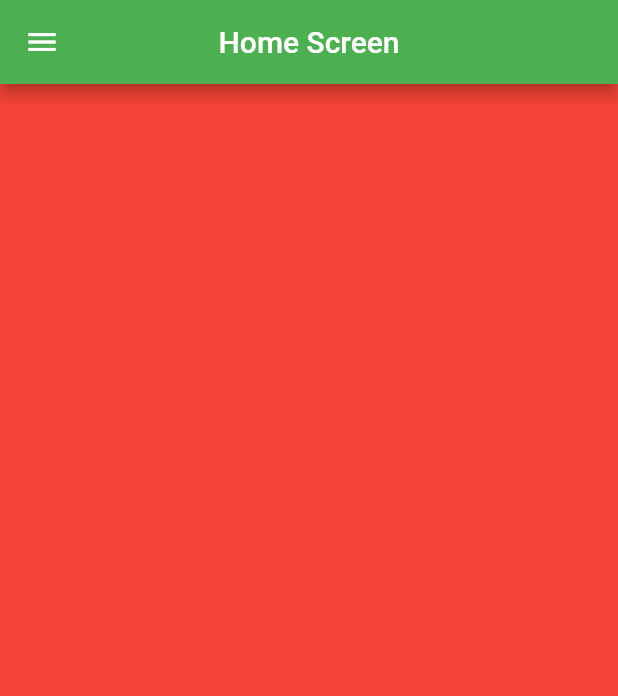
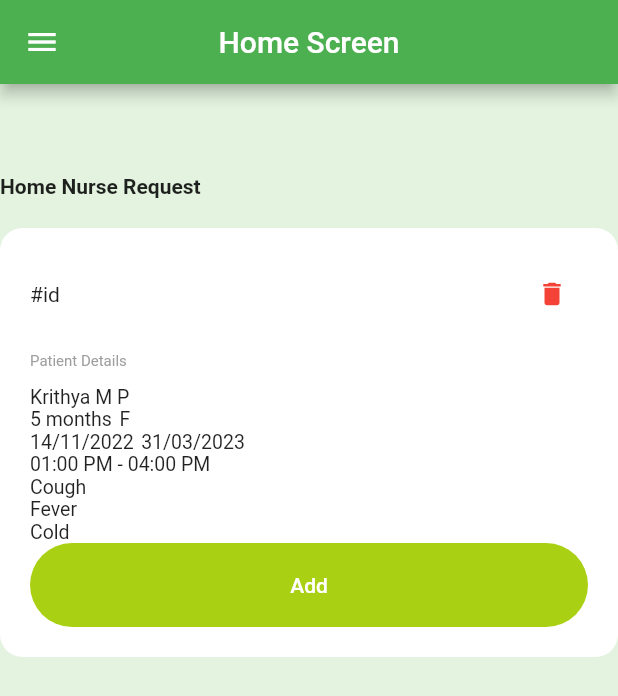
Before and after one commit to poojaharidas123/Homecare_admin, a Flutter app: the screen it shows after launch, on a phone screen of 412 x 824 dp. Shown: the top 696 px of the screen. Run offline on Flutter 3.47's test engine with Material 2 defaults, Android fonts, the phone set to English and light mode, and no system bars; missing offline and left inert: dart:html.

Commit message:
home screen sections added

```diff
--- a/lib/ui/screens/home_screen.dart
+++ b/lib/ui/screens/home_screen.dart
@@ -1,4 +1,9 @@
 import 'package:flutter/material.dart';
+import 'package:homecare_admin/ui/screens/home_screen_sections.dart/nurse_management_section.dart';
+import 'package:homecare_admin/ui/screens/home_screen_sections.dart/nurse_request_section.dart';
+import 'package:homecare_admin/ui/screens/home_screen_sections.dart/psyments_section.dart';
+import 'package:homecare_admin/ui/screens/home_screen_sections.dart/reports_section.dart';
+import 'package:homecare_admin/ui/screens/home_screen_sections.dart/user_management_section.dart';
 
 class HomeScreen extends StatefulWidget {
   const HomeScreen({super.key});
@@ -13,7 +18,11 @@ class _HomeScreenState extends State<HomeScreen>
 
   @override
   void initState() {
-    tabController = TabController(length: 3, vsync: this);
+    tabController = TabController(
+      length: 6,
+      initialIndex: 3,
+      vsync: this,
+    );
     super.initState();
   }
 
@@ -34,12 +43,11 @@ class _HomeScreenState extends State<HomeScreen>
           Container(
             color: Colors.red,
           ),
-          Container(
-            color: Colors.blue,
-          ),
-          Container(
-            color: Colors.yellow,
-          ),
+          const UserManagementSection(),
+          const NurseManagementSection(),
+          const NurseRequestSection(),
+          const PaymentSection(),
+          const ReportsSection(),
         ],
       ),
       drawer: SizedBox(
@@ -94,6 +102,42 @@ class _HomeScreenState extends State<HomeScreen>
                   Navigator.pop(context);
                 },
               ),
+              const SizedBox(
+                height: 10,
+              ),
+              CustomDrawerButton(
+                label: "Nurse Requests",
+                isSelected: tabController.index == 3,
+                onTap: () {
+                  tabController.animateTo(3);
+                  setState(() {});
+                  Navigator.pop(context);
+                },
+              ),
+              const SizedBox(
+                height: 10,
+              ),
+              CustomDrawerButton(
+                label: "Payments",
+                isSelected: tabController.index == 4,
+                onTap: () {
+                  tabController.animateTo(4);
+                  setState(() {});
+                  Navigator.pop(context);
+                },
+              ),
+              const SizedBox(
+                height: 10,
+              ),
+              CustomDrawerButton(
+                label: "Reports",
+                isSelected: tabController.index == 5,
+                onTap: () {
+                  tabController.animateTo(5);
+                  setState(() {});
+                  Navigator.pop(context);
+                },
+              ),
             ],
           ),
         ),
--- /dev/null
+++ b/lib/ui/screens/home_screen_sections.dart/nurse_request_section.dart
@@ -0,0 +1,156 @@
+import 'package:flutter/material.dart';
+import 'package:flutter/src/widgets/container.dart';
+import 'package:flutter/src/widgets/framework.dart';
+import 'package:homecare_admin/ui/screens/home_screen_sections.dart/user_management_section.dart';
+import 'package:homecare_admin/ui/widgets/custom_button.dart';
+
+class NurseRequestSection extends StatelessWidget {
+  const NurseRequestSection({super.key});
+
+  @override
+  Widget build(BuildContext context) {
+    return Column(
+      children: [
+        SizedBox(
+          width: 1000,
+          child: Column(
+            children: [
+              SizedBox(
+                height: 60,
+              ),
+              Row(
+                children: [
+                  Text(
+                    'Home Nurse Request',
+                    style: TextStyle(fontWeight: FontWeight.bold),
+                  ),
+                ],
+              ),
+              SizedBox(
+                height: 20,
+              ),
+              Material(
+                color: Colors.white,
+                borderRadius: BorderRadius.circular(15),
+                child: Padding(
+                  padding: const EdgeInsets.symmetric(
+                    horizontal: 20,
+                    vertical: 20,
+                  ),
+                  child: Column(
+                    mainAxisSize: MainAxisSize.min,
+                    children: [
+                      Row(
+                        mainAxisAlignment: MainAxisAlignment.spaceBetween,
+                        children: [
+                          Text('#id'),
+                          SizedBox(
+                            width: 200,
+                          ),
+                          IconButton(
+                            onPressed: () {},
+                            icon: Icon(
+                              Icons.delete,
+                              color: Colors.red,
+                              size: 20,
+                            ),
+                          ),
+                        ],
+                      ),
+                      SizedBox(
+                        height: 15,
+                      ),
+                      Column(
+                        crossAxisAlignment: CrossAxisAlignment.start,
+                        mainAxisSize: MainAxisSize.min,
+                        children: [
+                          Text(
+                            'Patient Details',
+                            style: TextStyle(
+                              color: Colors.grey,
+                              fontSize: 10,
+                            ),
+                          ),
+                          const SizedBox(
+                            height: 10,
+                          ),
+                          Text(
+                            'Krithya M P',
+                            style: TextStyle(
+                              fontSize: 13,
+                            ),
+                          ),
+                          Row(
+                            children: [
+                              Text(
+                                '5 months',
+                                style: TextStyle(
+                                  fontSize: 13,
+                                ),
+                              ),
+                              SizedBox(width: 5),
+                              Text(
+                                'F',
+                                style: TextStyle(
+                                  fontSize: 13,
+                                ),
+                              ),
+                            ],
+                          ),
+                          Row(
+                            children: [
+                              Text(
+                                '14/11/2022',
+                                style: TextStyle(
+                                  fontSize: 13,
+                                ),
+                              ),
+                              SizedBox(
+                                width: 5,
+                              ),
+                              Text(
+                                '31/03/2023',
+                                style: TextStyle(
+                                  fontSize: 13,
+                                ),
+                              ),
+                            ],
+                          ),
+                          Text(
+                            '01:00 PM - 04:00 PM',
+                            style: TextStyle(
+                              fontSize: 13,
+                            ),
+                          ),
+                          Text(
+                            'Cough',
+                            style: TextStyle(
+                              fontSize: 13,
+                            ),
+                          ),
+                          Text(
+                            'Fever',
+                            style: TextStyle(
+                              fontSize: 13,
+                            ),
+                          ),
+                          Text(
+                            'Cold',
+                            style: TextStyle(
+                              fontSize: 13,
+                            ),
+                          ),
+                          CustomButton(label: 'Add', onPressed: () {})
+                        ],
+                      ),
+                    ],
+                  ),
+                ),
+              ),
+            ],
+          ),
+        ),
+      ],
+    );
+  }
+}
```
Also changed, not shown: lib/ui/screens/home_screen_sections.dart/nurse_management_section.dart (added, +232 -0 lines), lib/ui/screens/home_screen_sections.dart/psyments_section.dart (added, +11 -0 lines), lib/ui/screens/home_screen_sections.dart/reports_section.dart (added, +11 -0 lines), lib/ui/screens/home_screen_sections.dart/user_management_section.dart (added, +178 -0 lines), lib/ui/widgets/custom_icon_button.dart (added, +27 -0 lines).
